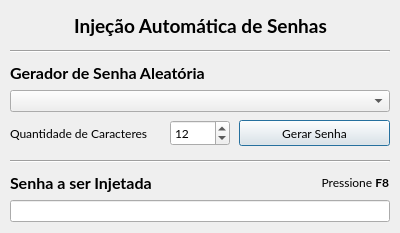
Before: the Qt Designer form ui_main.ui in luiz-surian/password_injector, drawn with Qt 5.
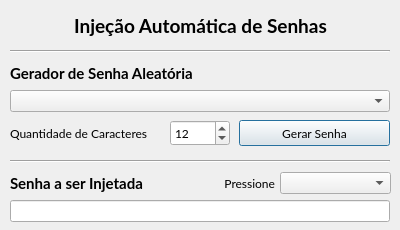
After: the same form once the commit is applied.

What changed in the file:
```diff
--- a/ui_main.ui
+++ b/ui_main.ui
@@ -7,19 +7,19 @@
     <x>0</x>
     <y>0</y>
     <width>400</width>
-    <height>233</height>
+    <height>230</height>
    </rect>
   </property>
   <property name="minimumSize">
    <size>
     <width>400</width>
-    <height>1</height>
+    <height>230</height>
    </size>
   </property>
   <property name="maximumSize">
    <size>
     <width>400</width>
-    <height>270</height>
+    <height>230</height>
    </size>
   </property>
   <property name="font">
@@ -149,7 +149,7 @@
    </property>
    <property name="font">
     <font>
-     <pointsize>12</pointsize>
+     <pointsize>11</pointsize>
      <weight>75</weight>
      <bold>true</bold>
     </font>
@@ -176,13 +176,13 @@
     <rect>
      <x>10</x>
      <y>170</y>
-     <width>270</width>
+     <width>200</width>
      <height>26</height>
     </rect>
    </property>
    <property name="font">
     <font>
-     <pointsize>12</pointsize>
+     <pointsize>11</pointsize>
      <weight>75</weight>
      <bold>true</bold>
     </font>
@@ -194,26 +194,34 @@
   <widget class="QLabel" name="lbl_subtitle_3">
    <property name="geometry">
     <rect>
-     <x>289</x>
+     <x>210</x>
      <y>170</y>
-     <width>100</width>
+     <width>65</width>
      <height>26</height>
     </rect>
    </property>
-   <property name="font">
-    <font>
-     <pointsize>9</pointsize>
-     <weight>50</weight>
-     <bold>false</bold>
-    </font>
-   </property>
    <property name="text">
-    <string>Pressione &lt;b&gt;F8&lt;/b&gt;</string>
+    <string>Pressione</string>
    </property>
    <property name="alignment">
     <set>Qt::AlignRight|Qt::AlignTrailing|Qt::AlignVCenter</set>
    </property>
   </widget>
+  <widget class="QComboBox" name="combo_trigger">
+   <property name="geometry">
+    <rect>
+     <x>280</x>
+     <y>172</y>
+     <width>111</width>
+     <height>22</height>
+    </rect>
+   </property>
+   <property name="font">
+    <font>
+     <pointsize>8</pointsize>
+    </font>
+   </property>
+  </widget>
  </widget>
  <resources/>
  <connections/>
```
